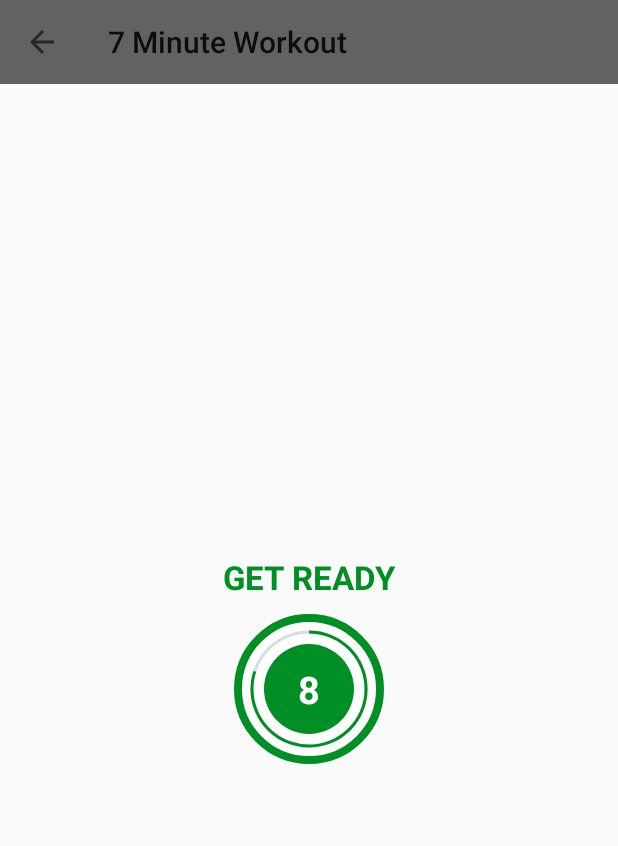
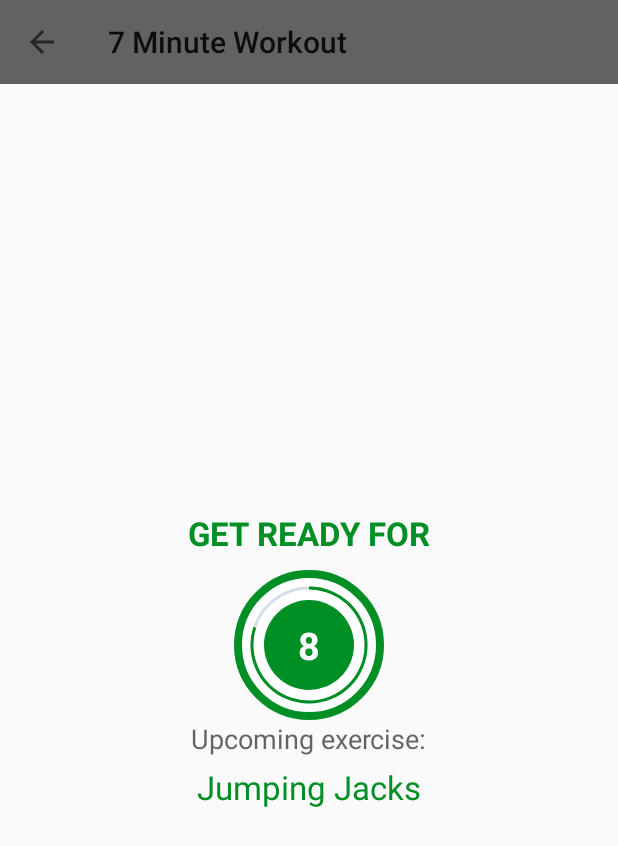
Before and after one commit to brandonicoll/7MinuteWorkout-Clone, an Android app: the ExerciseActivity screen opened directly, with no data from a screen before it, on a phone screen of 412 x 824 dp. Shown: the top 846 px of the screen. Run offline under Robolectric (Android 15) with nearby library versions, the phone set to English and light mode, and no system bars.

Commit message:
Setup upcoming exercise text on the rest screen (fixed bug where app would crash - need to declare list before setup in the oncreate()).

```diff
--- a/app/src/main/java/com/example/a7minuteworkout/ExerciseActivity.kt
+++ b/app/src/main/java/com/example/a7minuteworkout/ExerciseActivity.kt
@@ -31,9 +31,9 @@ class ExerciseActivity : AppCompatActivity() {
             onBackPressed()
         }
 
+        exerciseList = Constants.defaultExerciseList() //NEED TO DECLARE THIS BEFORE SETUP() > otherwise crash
         setupRestView()
 
-        exerciseList = Constants.defaultExerciseList()
     }
 
     override fun onDestroy() {
@@ -71,6 +71,7 @@ class ExerciseActivity : AppCompatActivity() {
             restProgress = 0
         }
         setRestProgressBar()
+        upcomingExercise.text = exerciseList!![currentExercisePosition + 1].getName()
     }
 
     private fun setExerciseProgressBar() {
--- a/app/src/main/res/layout/activity_exercise.xml
+++ b/app/src/main/res/layout/activity_exercise.xml
@@ -25,7 +25,7 @@
         <TextView
             android:layout_width="wrap_content"
             android:layout_height="wrap_content"
-            android:text="GET READY"
+            android:text="GET READY FOR"
             android:textColor="@color/Accent"
             android:textSize="22sp"
             android:textStyle="bold" />
@@ -66,6 +66,23 @@
                     tools:text="10" />
             </LinearLayout>
         </FrameLayout>
+
+        <TextView
+            android:layout_width="wrap_content"
+            android:layout_height="wrap_content"
+            android:text="@string/upcoming_exercise"
+            android:textColor="@color/Primary"
+            android:textSize="18sp"
+            />
+
+        <TextView
+            android:id="@+id/upcomingExercise"
+            android:layout_width="wrap_content"
+            android:layout_height="wrap_content"
+            android:layout_marginTop="5dp"
+            android:text="exercise"
+            android:textColor="@color/Accent"
+            android:textSize="22sp" />
 
     </LinearLayout>
 
--- a/app/src/main/res/values/strings.xml
+++ b/app/src/main/res/values/strings.xml
@@ -1,4 +1,5 @@
 <resources>
     <string name="app_name">7 Minute Workout</string>
     <string name="start">START</string>
+    <string name="upcoming_exercise">Upcoming exercise:</string>
 </resources>
```
